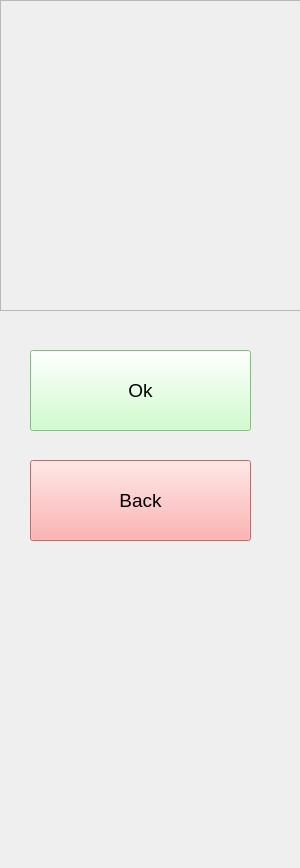
Qt form ui/BCI/state_views/confirmationView.ui (CURG-archive/graspit_bci) before a commit.
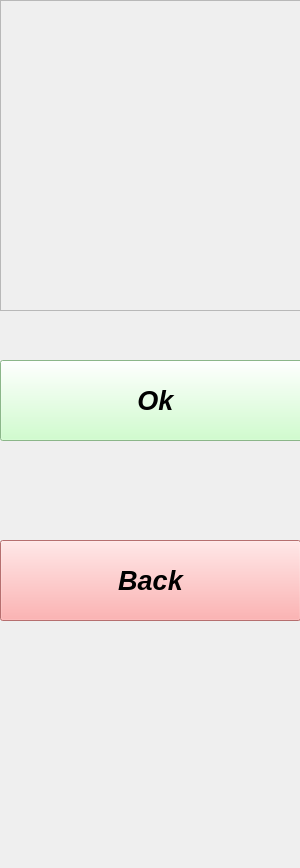
The same form after that commit.

Commit message: Made ui buttons larger

```diff
--- a/ui/BCI/state_views/confirmationView.ui
+++ b/ui/BCI/state_views/confirmationView.ui
@@ -32,15 +32,18 @@
   <widget class="QPushButton" name="buttonBack">
    <property name="geometry">
     <rect>
-     <x>30</x>
-     <y>460</y>
-     <width>221</width>
+     <x>0</x>
+     <y>540</y>
+     <width>301</width>
      <height>81</height>
     </rect>
    </property>
    <property name="font">
     <font>
-     <pointsize>14</pointsize>
+     <pointsize>20</pointsize>
+     <weight>75</weight>
+     <italic>true</italic>
+     <bold>true</bold>
     </font>
    </property>
    <property name="styleSheet">
@@ -53,15 +56,18 @@
   <widget class="QPushButton" name="buttonOk">
    <property name="geometry">
     <rect>
-     <x>30</x>
-     <y>350</y>
-     <width>221</width>
+     <x>0</x>
+     <y>360</y>
+     <width>311</width>
      <height>81</height>
     </rect>
    </property>
    <property name="font">
     <font>
-     <pointsize>14</pointsize>
+     <pointsize>20</pointsize>
+     <weight>75</weight>
+     <italic>true</italic>
+     <bold>true</bold>
     </font>
    </property>
    <property name="styleSheet">
```
The commit also changes 4 other files.
